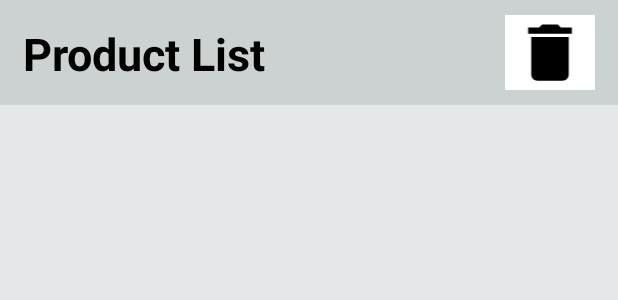
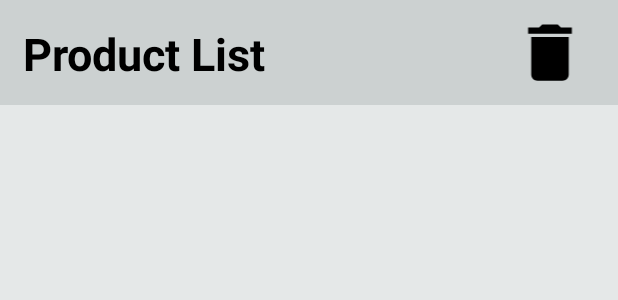
Before and after one commit to Azfa34/DEVNINJAS-ELLYMART, an Android app: the layout activity_admin_product_catalog.xml on its own in the app's theme, with its tools: preview values and no code run, on a phone screen of 412 x 824 dp. Shown: the top 300 px of the screen. Run offline under Robolectric (Android 15) with nearby library versions, the phone set to English and light mode, and no system bars.

Commit message:
Update activity_admin_product_catalog.xml

```diff
--- a/app/src/main/res/layout/activity_admin_product_catalog.xml
+++ b/app/src/main/res/layout/activity_admin_product_catalog.xml
@@ -35,7 +35,6 @@
         android:layout_alignParentEnd="true"
         android:layout_marginStart="10dp"
         android:layout_marginTop="10dp"
-        android:background="@color/white"
         android:layout_marginEnd="15dp"
         android:layout_marginBottom="10dp" />
 
```
